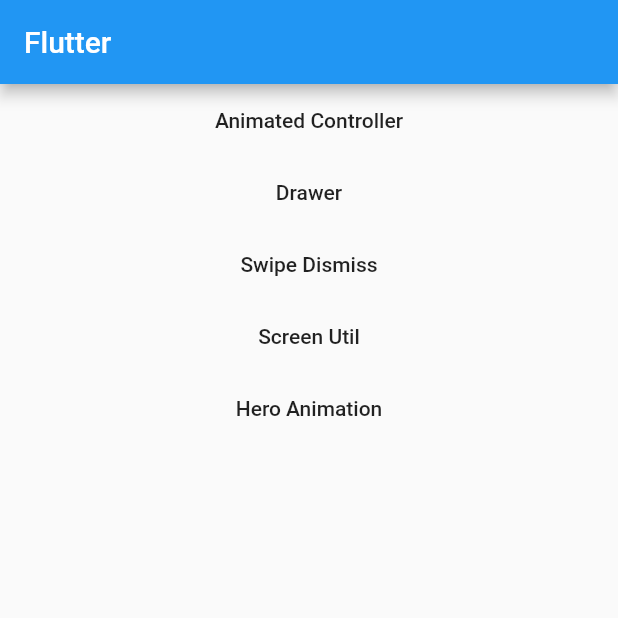
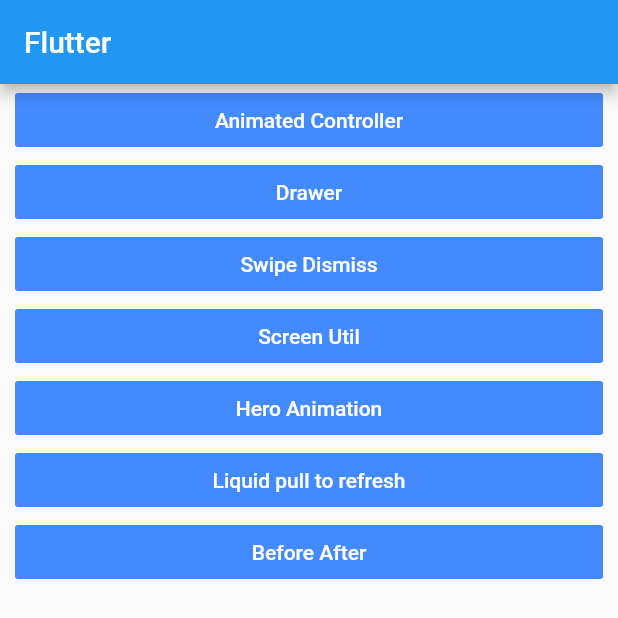
Before and after one commit to inuyashaaa/flutter-usefull-widget, a Flutter app: the screen it shows after launch, on a phone screen of 412 x 824 dp. Shown: the top 618 px of the screen. Run offline on Flutter 3.47's test engine with Material 2 defaults, Android fonts, the phone set to English and light mode, and no system bars; our stand-ins replace flutter_screenutil, flutter_staggered_animations, liquid_pull_to_refresh; missing offline and left inert: before_after.

Commit message:
Add new widget

```diff
--- a/lib/main.dart
+++ b/lib/main.dart
@@ -1,10 +1,13 @@
 import 'package:animated/widgets/AnimatedContainer.dart';
+import 'package:animated/widgets/BeforeAfter.dart';
 import 'package:animated/widgets/DrawerWidget.dart';
 import 'package:animated/widgets/HeroAnimation.dart';
+import 'package:animated/widgets/LiquidPullToRefresh.dart';
 import 'package:animated/widgets/ScreenUtil.dart';
 import 'package:flutter/material.dart';
 import 'package:flutter_screenutil/flutter_screenutil.dart';
 
+import 'widgets/StaggeredAnimation.dart';
 import 'widgets/SwipeDismiss.dart';
 
 void main() => runApp(MaterialApp(
@@ -16,6 +19,10 @@ void main() => runApp(MaterialApp(
         '/dismiss': (context) => SwipeDismiss(),
         '/screenutil': (context) => ScreenUtilWidget(),
         '/hero': (context) => HeroStart(),
+        '/staggered': (context) => StaggeredAnimation(),
+        '/beforeafter': (context) => BeforeAfterWidget(),
+        '/liquidpull': (context) =>
+            LiquidPullToRefreshWidget(title: 'Liquid Pull To Refresh'),
       },
       home: MyApp(),
     ));
@@ -31,39 +38,50 @@ class MyApp extends StatelessWidget {
       body: Center(
         child: Column(
           children: <Widget>[
-            FlatButton(
-              onPressed: () {
-                Navigator.pushNamed(context, '/animated');
-              },
-              child: Text('Animated Controller'),
-            ),
-            FlatButton(
-              onPressed: () {
-                Navigator.pushNamed(context, '/drawer');
-              },
-              child: Text('Drawer'),
-            ),
-            FlatButton(
-              onPressed: () {
-                Navigator.pushNamed(context, '/dismiss');
-              },
-              child: Text('Swipe Dismiss'),
-            ),
-            FlatButton(
-              onPressed: () {
-                Navigator.pushNamed(context, '/screenutil');
-              },
-              child: Text('Screen Util'),
-            ),
-            FlatButton(
-              onPressed: () {
-                Navigator.pushNamed(context, '/hero');
-              },
-              child: Text('Hero Animation'),
-            ),
+            CustomseButton(
+                routerName: '/animated', textButton: 'Animated Controller'),
+            CustomseButton(routerName: '/drawer', textButton: 'Drawer'),
+            CustomseButton(routerName: '/dismiss', textButton: 'Swipe Dismiss'),
+            CustomseButton(
+                routerName: '/screenutil', textButton: 'Screen Util'),
+            CustomseButton(routerName: '/hero', textButton: 'Hero Animation'),
+            CustomseButton(
+                routerName: '/liquidpull',
+                textButton: 'Liquid pull to refresh'),
+            CustomseButton(
+                routerName: '/beforeafter', textButton: 'Before After'),
           ],
         ),
       ),
     );
   }
 }
+
+class CustomseButton extends StatelessWidget {
+  final String routerName;
+  final String textButton;
+
+  CustomseButton({this.routerName, this.textButton});
+
+  @override
+  Widget build(BuildContext context) {
+    return Padding(
+      padding: EdgeInsets.symmetric(horizontal: 10.0),
+      child: FlatButton(
+        color: Colors.blueAccent,
+        onPressed: () {
+          Navigator.pushNamed(context, routerName);
+        },
+        child: Container(
+          width: double.infinity,
+          child: Center(
+            child: Text(
+              textButton,
+              style: TextStyle(color: Colors.white),
+            ),
+          ),
+        ),
+      ),
+    );
+  }
+}
--- a/lib/widgets/ScreenUtil.dart
+++ b/lib/widgets/ScreenUtil.dart
@@ -98,7 +98,7 @@ class _ScreenUtilWidgetState extends State<ScreenUtilWidget> {
         onPressed: () {
           ScreenUtil.init(
             context,
-            width: 375,
+            width: 1000,
             height: 1334,
             allowFontScaling: false,
           );
```
Also changed, not shown: lib/widgets/BeforeAfter.dart (added, +42 -0 lines), lib/widgets/LiquidPullToRefresh.dart (added, +87 -0 lines), lib/widgets/StaggeredAnimation.dart (added, +49 -0 lines), pubspec.yaml (+5 -5 lines), images/after.jpg (added), images/after.png (added), images/before.jpg (added), images/before.png (added), pubspec.lock.
